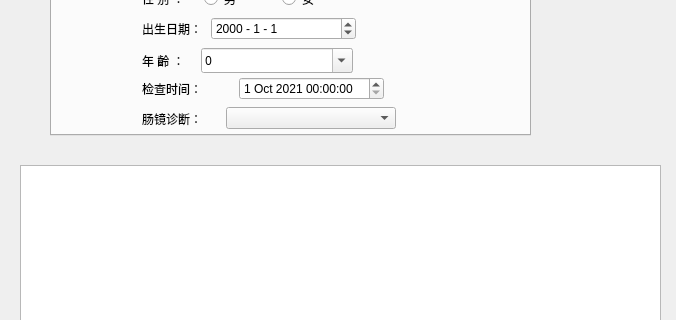
Before: the Qt Designer form MyWindows.ui in xiebingjun777/Pyqt5-in-exceltool, drawn with Qt 5; both pictures show x 0 to 676 and y 165 to 485 of the 676 by 644 pixel window.
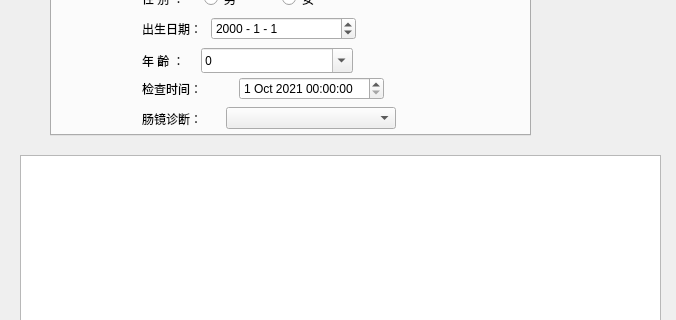
After: the same form once the commit is applied.

```diff
--- a/MyWindows.ui
+++ b/MyWindows.ui
@@ -1052,13 +1052,13 @@
      <string>添加信息</string>
     </property>
    </widget>
-   <widget class="QTableView" name="tableView">
+   <widget class="QTableWidget" name="tableWidget">
     <property name="geometry">
      <rect>
       <x>20</x>
-      <y>330</y>
+      <y>320</y>
       <width>641</width>
-      <height>301</height>
+      <height>311</height>
      </rect>
     </property>
    </widget>
```
